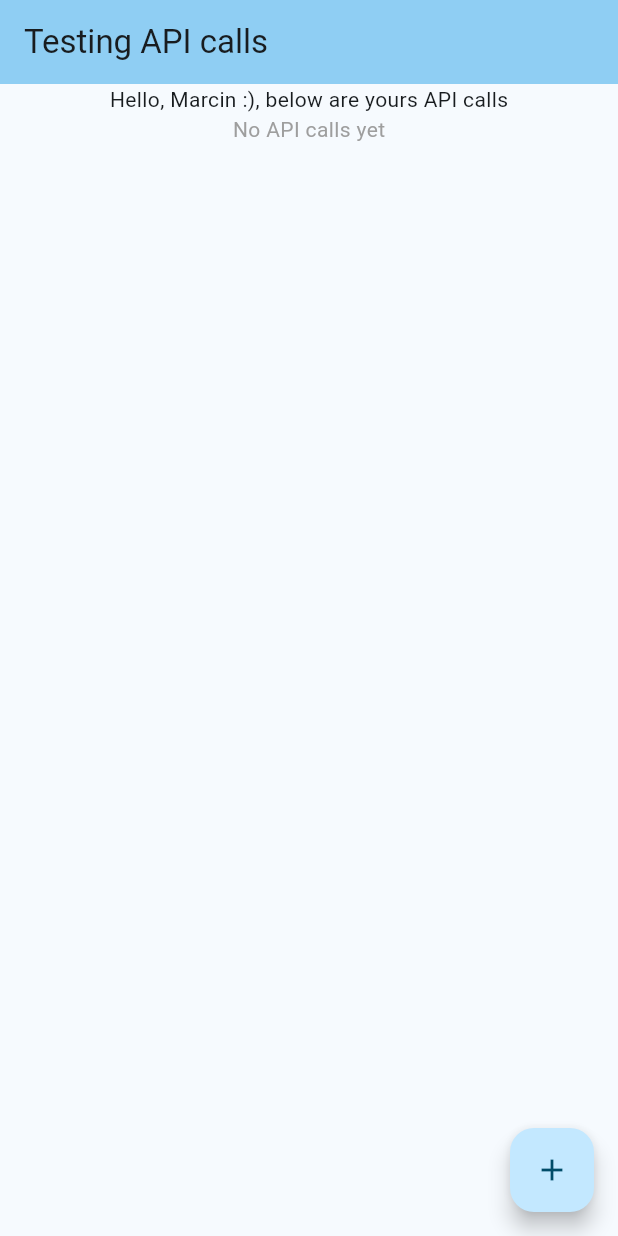
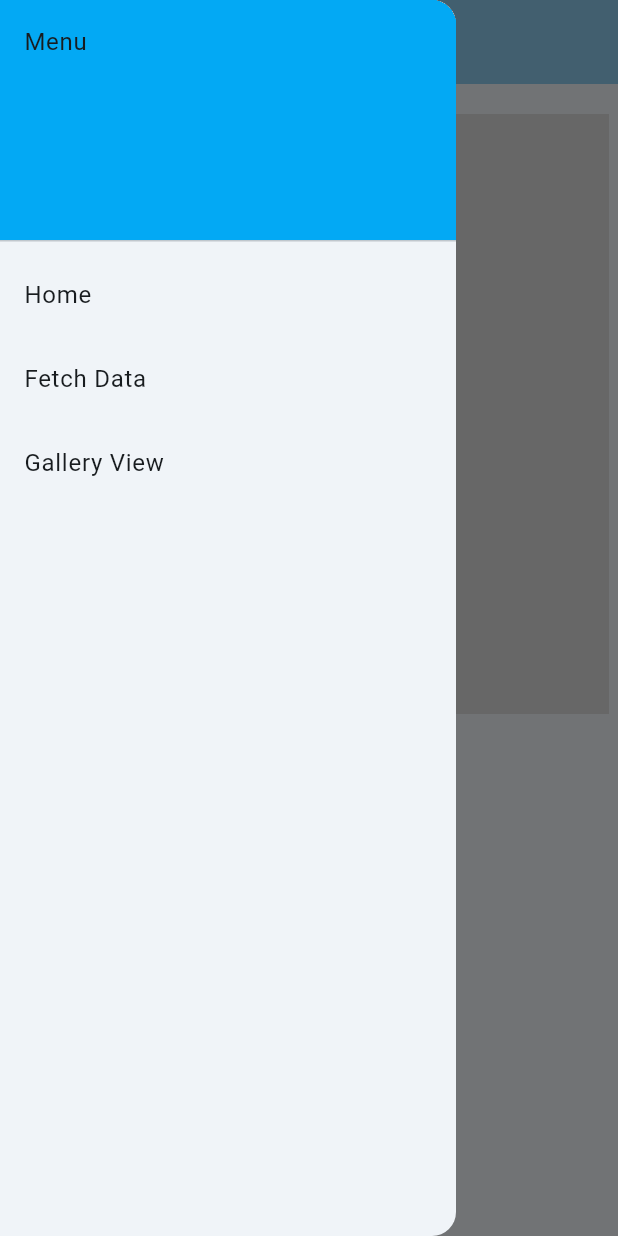
Before and after one commit to Vex048/FlutterAcademy, a Flutter app: the screen it shows after launch, with the side drawer open (before the commit the screen has no drawer), on a phone screen of 412 x 824 dp. Run offline on Flutter 3.47's test engine with Material 3 defaults, Android fonts, the phone set to English and light mode, and no system bars; our stand-ins replace dio, flutter_riverpod, freezed_annotation, image_picker, logger, retrofit; generated files the repository leaves out were written again.

Commit message:
Created navigation through pages and developed possibility of adding a image (video in future) to an app using image_picker

```diff
--- a/lib/main.dart
+++ b/lib/main.dart
@@ -22,7 +22,7 @@ class MyApp extends StatelessWidget {
         colorScheme: ColorScheme.fromSeed(seedColor: Colors.lightBlueAccent),
       ),
       // Budowa głównego widoku HomePage
-      home: const MyHomePage(title: 'Testing API calls'),
+      home: const MyHomePage(title: "Home Highlight App"),
     );
   }
 }
--- /dev/null
+++ b/lib/retrofit/image_handling/img_picker.dart
@@ -0,0 +1,18 @@
+import 'package:flutter/material.dart';
+import 'package:image_picker/image_picker.dart';
+
+// Metody, które używają biblioteki image_picker do wybierania z plików Obrazów oraz Video
+
+
+// asynchroniczna Metoda, która zwraca obraz wybrany z galerii
+Future<XFile?> pickImage() async {
+  final ImagePicker picker = ImagePicker();
+  final XFile? image = await picker.pickImage(source: ImageSource.gallery);
+  return image;
+}
+// asynchroniczna Metoda, która zwraca video wybrane z galerii
+Future<XFile?> pickVideo() async {
+  final ImagePicker picker = ImagePicker();
+  final XFile? video = await picker.pickVideo(source: ImageSource.gallery);
+  return video;
+}
--- /dev/null
+++ b/lib/retrofit/widgets/DrawerWidget.dart
@@ -0,0 +1,61 @@
+import 'package:flutter/material.dart';
+import 'package:flutter_application_1/retrofit/widgets/FetchDataPage.dart';
+import 'package:flutter_riverpod/flutter_riverpod.dart';
+import 'HomePage.dart';
+import 'ModelList.dart';
+import 'GalleryView.dart';
+
+
+// Konstrukcja DrawerWidget, który jest hamburgerem w lewym górnym rogu i pozwala na na navigacje między kartami
+class DrawerWidget extends ConsumerWidget {
+  const DrawerWidget({super.key});
+
+  @override
+  Widget build(BuildContext context, WidgetRef ref) {
+    return Drawer(
+      child: ListView(
+        padding: EdgeInsets.zero,
+        children: [
+          DrawerHeader(
+            child: Text("Menu"),
+            decoration: BoxDecoration(color: Colors.lightBlue),
+            ),
+            ListTile(
+              title: Text("Home"),
+              onTap: () {
+              // Zniknięcie Draweru
+              Navigator.pop(context);
+              // Przejście do MyHomePage()
+              Navigator.push(
+                context,
+                MaterialPageRoute(builder: (context) => MyHomePage(title: "Home Highlight App")),
+              );
+              } ,
+            ),
+            ListTile(
+              title: Text("Fetch Data"),
+              onTap: () {
+              Navigator.pop(context);
+              // Przejście do FetchDataPage()
+              Navigator.push(
+                context,
+                MaterialPageRoute(builder: (context) => FetchDataPage(title: "Page for fetching data")),
+              );
+              } ,
+            ),
+              ListTile(
+              title: Text("Gallery View"),
+              onTap: () {
+              Navigator.pop(context);
+              // Przejście do GalleryView()
+              Navigator.push(
+                context,
+                MaterialPageRoute(builder: (context) => GalleryView()),
+              );
+              } ,
+            )
+        ],
+      ),
+    );
+  }
+}
--- a/lib/retrofit/widgets/HomePage.dart
+++ b/lib/retrofit/widgets/HomePage.dart
@@ -1,13 +1,30 @@
-
+import 'dart:io';
 import 'package:flutter/material.dart';
 import 'package:flutter_riverpod/flutter_riverpod.dart';
+import 'package:image_picker/image_picker.dart';
 
 import '../api/api_read.dart';
 import 'ModelList.dart';
-
+import 'DrawerWidget.dart';
+import '../image_handling/img_picker.dart';
 
 
 final nameProvider = Provider<String>((ref) => "Marcin :)");
+
+
+// Stworzenie imageProvidera, którego zadaniem jest zarządzanie przesyłanym obrazem z pliku
+final imageProvider = StateNotifierProvider<ImageHandler,XFile?>((ref) => ImageHandler());
+
+
+// Klasa posiadająca metody, które zmieniają stan imageProvidera
+class ImageHandler extends StateNotifier<XFile?>{
+  ImageHandler(): super(null);
+
+  void addImage(XFile? img) => state = img;
+
+  void removeImage() => state = null;
+
+}
 
 
 // Klasa odpowiadająca za stworzenie Strony Domowej
@@ -27,6 +44,7 @@ class MyHomePage extends ConsumerWidget {
         backgroundColor: Theme.of(context).colorScheme.inversePrimary,
         title: Text(title),
       ),
+      drawer: const DrawerWidget(),
       // Główne ciało
       body: Align(
         // Przyleganie do góry-środka
@@ -37,21 +55,52 @@ class MyHomePage extends ConsumerWidget {
           // A tu wyśrodkowanie
           mainAxisAlignment: MainAxisAlignment.center,
           children: <Widget>[
-            Text("Hello, ${name}, below are yours API calls"),
-            // Odwołanie do komponentu ModelList()
-            ModelList()
+            Text("Home Page"),
+
+            // Stworzenie widoku Consumera ( Tutaj nie wiem czy jest on w ogóle potrzebny )
+            Consumer(builder: (context,ref,child){
+              // Nasłuchiwanie na zmiany stanu imageProvidera
+              final image = ref.watch(imageProvider);
+              // Jeżeli stan naszego obrazu jest nullem to zwracamy pusty szary Container
+              if (image == null) {
+                return Container(
+                  width: 400,
+                  height: 400,
+                  color: Colors.grey[300],
+                  child: const Center(child: Icon(Icons.image, size: 64, color: Colors.grey)),
+                );
+                // W innym przypadku zwracamy Image
+              } else {
+                return Image.file(File(image.path), width: 400, height: 400, fit: BoxFit.cover);
+                }
+              }
+            ),
+            Row(
+            // Rząd Przycisków do wybrania obrazu lub usunięcia obrazu
+            mainAxisAlignment: MainAxisAlignment.center,
+            children: [
+            FloatingActionButton(
+              heroTag: 'pickImageBtn',
+              onPressed: () async {
+                // Wybranie obrazu
+              final img = await pickImage();
+              // Powiadomienie o zmianie stanu imageProvidera
+              ref.read(imageProvider.notifier).addImage(img);
+            },
+          tooltip: 'Pick Image from Gallery',
+          child: const Icon(Icons.photo),
+          ),
+          const SizedBox(width: 16), // Zeby byla przerwa
+          FloatingActionButton(
+            heroTag: 'removeImageBtn',
+            // Powiadomienie o zmianie stanu imageProvidera
+            onPressed: () => ref.read(imageProvider.notifier).removeImage(),
+          tooltip: 'Remove image',
+          child: const Icon(Icons.delete))
+              ],
+            )
           ],
         ),
-      ),
-      // Przycisk, który wykonuje GET requesta do API
-      floatingActionButton: FloatingActionButton(
-        onPressed: () async {
-          final model = await callAPI();
-          // Po wykonaniu requesta jest odświeżany modelsProvider w celu zaktualizowania Listy Requestów
-          ref.read(modelsProvider.notifier).addModel(model);
-          },
-        tooltip: 'Fetch Model',
-        child: const Icon(Icons.add),
       ),
     );
   }
--- a/lib/retrofit/widgets/ModelList.dart
+++ b/lib/retrofit/widgets/ModelList.dart
@@ -3,7 +3,7 @@ import 'package:flutter/material.dart';
 import 'package:flutter_application_1/retrofit/api/model.dart';
 import 'package:flutter_application_1/retrofit/widgets/ModelDialogCard.dart';
 import 'package:flutter_riverpod/flutter_riverpod.dart';
-
+import 'DrawerWidget.dart';
 
 
 
--- a/pubspec.yaml
+++ b/pubspec.yaml
@@ -42,6 +42,7 @@ dependencies:
   flutter_riverpod: ^2.6.1
   riverpod_annotation: ^2.6.1
   intl: ^0.20.2
+  image_picker: ^1.1.2
 
 dev_dependencies:
   flutter_test:
```
Also changed, not shown: lib/retrofit/widgets/FetchDataPage.dart (added, +54 -0 lines), lib/retrofit/widgets/GalleryView.dart (added, +26 -0 lines), pubspec.lock, 6 other files.
